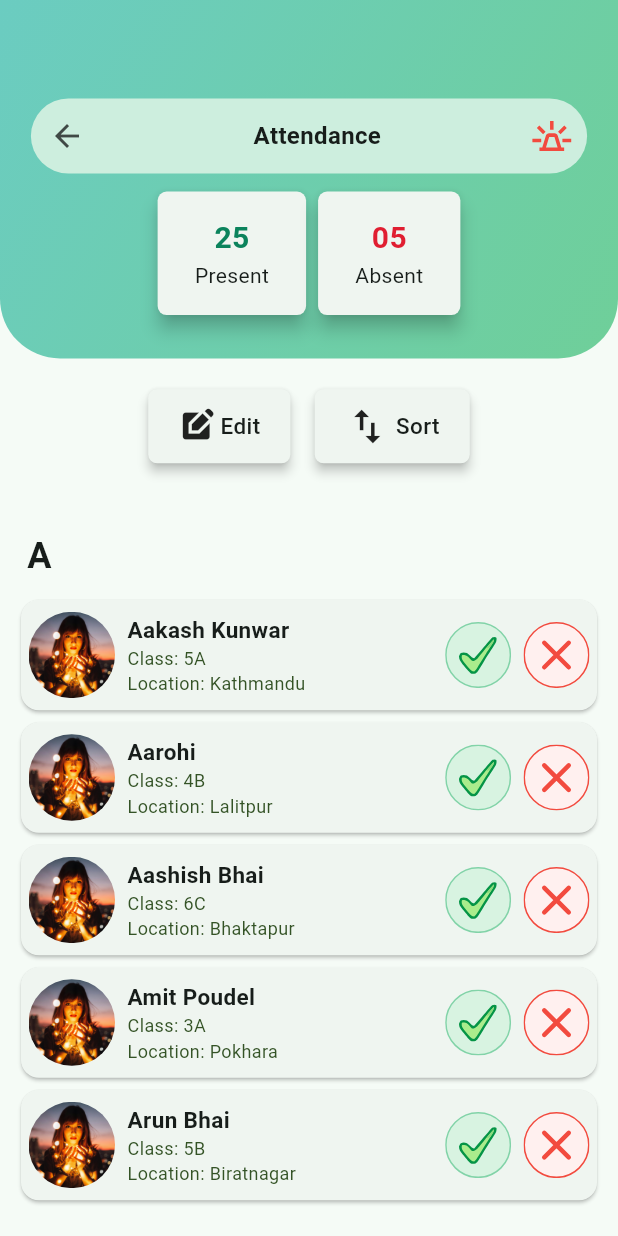
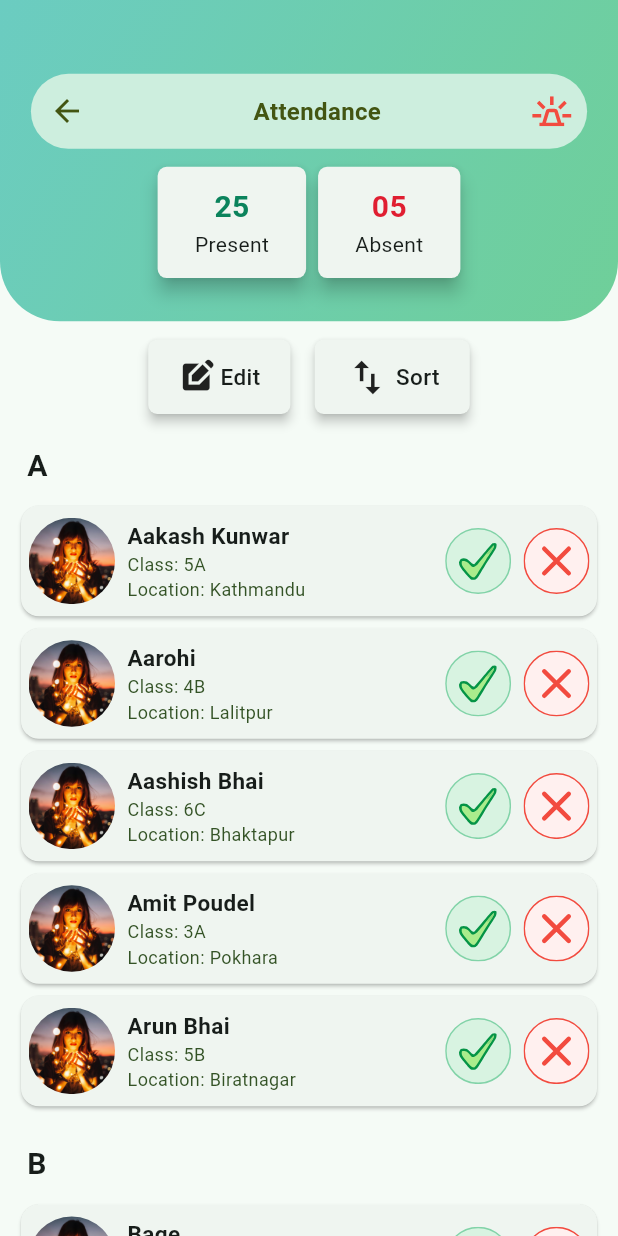
Before and after one commit to webstudioflutter/sms-driver, a Flutter app: the screen it shows after launch, after a tap on "Attendance", on a phone screen of 412 x 824 dp. Run offline on Flutter 3.47's test engine with Material 3 defaults, Android fonts, the phone set to English and light mode, and no system bars; our stand-ins replace dotted_border, flutter_map, flutter_svg, image_picker, latlong2; network calls fail.

Commit message:
fixes ui

```diff
--- a/lib/core/color_constant.dart
+++ b/lib/core/color_constant.dart
@@ -2,4 +2,5 @@ import 'package:flutter/material.dart';
 
 const Color primaryColor = Color(0xff4cb495);
 const Color secondaryColor = Color(0xffd8f3e1);
+const Color pageTitleColor = Color(0xff435512);
 // const Color secondaryColor = Colors.yellow;
--- a/lib/core/widgets/page_title_bar.dart
+++ b/lib/core/widgets/page_title_bar.dart
@@ -1,3 +1,4 @@
+import 'package:driver_app/core/color_constant.dart';
 import 'package:flutter/material.dart';
 
 class PageTitleBar extends StatelessWidget {
@@ -5,15 +6,14 @@ class PageTitleBar extends StatelessWidget {
   final IconData? firstIcon;
   final VoidCallback? firstIconAction;
   final VoidCallback? lastIconAction;
-  final Widget
-      lastWidget; // The last widget can be an icon or anything you want.
+  final Widget lastWidget;
 
   const PageTitleBar({
     super.key,
     this.title, // Title passed as a parameter
     this.firstIcon =
         Icons.arrow_back, // Default icon for the first button (back button)
-    this.lastIconAction,
+    this.lastIconAction, // Action for the last icon
     this.firstIconAction, // Action for the first icon (optional)
     this.lastWidget = const Icon(Icons
         .notifications_active_outlined), // Default last widget (notification icon)
@@ -38,25 +38,29 @@ class PageTitleBar extends StatelessWidget {
               onPressed: firstIconAction ??
                   () => Navigator.pop(
                       context), // Default action is to pop the page
-              icon: Icon(firstIcon),
+              icon: Icon(
+                firstIcon,
+                color: pageTitleColor,
               ),
-            const Spacer(), // Adds space between the widgets
-            // Title Text
-            Align(
-              alignment: Alignment.center,
-              child: Text(
+            ),
+            const Spacer(),
+
+            Text(
               title ?? "",
               style: const TextStyle(
                 fontSize: 16,
                 fontWeight: FontWeight.w600,
+                color: pageTitleColor,
               ),
             ),
-            ),
-            const Spacer(), // Adds space between the title and last widget
+            const Spacer(),
             // Last Widget (e.g., notification icon)
             Padding(
               padding: const EdgeInsets.only(right: 10.0),
+              child: GestureDetector(
+                onTap: lastIconAction,
                 child: lastWidget,
+              ),
             ),
           ],
         ),
--- a/lib/screen/dashboard/attendance/attendance.dart
+++ b/lib/screen/dashboard/attendance/attendance.dart
@@ -1,6 +1,7 @@
 // lib/attendance.dart
 import 'package:driver_app/core/utils/util.dart';
 import 'package:driver_app/core/widgets/page_title_bar.dart';
+import 'package:driver_app/screen/emergency/emergency_main.dart';
 import 'package:flutter/material.dart';
 import 'package:flutter_svg/svg.dart';
 
@@ -108,12 +109,12 @@ class _AttendanceState extends State<Attendance> {
     return Scaffold(
       appBar: PreferredSize(
         preferredSize:
-            Size.fromHeight(MediaQuery.sizeOf(context).height * 0.29),
+            Size.fromHeight(MediaQuery.sizeOf(context).height * 0.26),
         child: Stack(
           clipBehavior: Clip.none,
           children: [
             Container(
-              height: MediaQuery.sizeOf(context).height * 0.29,
+              height: MediaQuery.sizeOf(context).height * 0.26,
               decoration: const BoxDecoration(
                   gradient: LinearGradient(
                     colors: [Color(0xff6bccc1), Color(0xff6fcf99)],
@@ -125,7 +126,7 @@ class _AttendanceState extends State<Attendance> {
                       bottomRight: Radius.circular(40))),
             ),
             Positioned(
-              top: MediaQuery.sizeOf(context).height * 0.07,
+              top: MediaQuery.sizeOf(context).height * 0.05,
               right: 10,
               left: 10,
               child: Column(
@@ -133,6 +134,13 @@ class _AttendanceState extends State<Attendance> {
                   PageTitleBar(
                     firstIconAction: () {
                       Navigator.pop(context);
+                    },
+                    lastIconAction: () {
+                      Navigator.push(
+                          context,
+                          MaterialPageRoute(
+                            builder: (context) => EmergencyMain(),
+                          ));
                     },
                     title: 'Attendance',
                     firstIcon: Icons.arrow_back,
@@ -152,7 +160,7 @@ class _AttendanceState extends State<Attendance> {
                           padding: EdgeInsets.symmetric(
                             horizontal: getWidth(context) * 0.06,
                           ),
-                          height: getHeight(context) * 0.1,
+                          height: getHeight(context) * 0.09,
                           child: const Column(
                             mainAxisAlignment: MainAxisAlignment.center,
                             children: [
@@ -177,7 +185,7 @@ class _AttendanceState extends State<Attendance> {
                           padding: EdgeInsets.symmetric(
                             horizontal: getWidth(context) * 0.06,
                           ),
-                          height: getHeight(context) * 0.1,
+                          height: getHeight(context) * 0.09,
                           child: const Column(
                             mainAxisAlignment: MainAxisAlignment.center,
                             children: [
@@ -205,7 +213,7 @@ class _AttendanceState extends State<Attendance> {
         padding: const EdgeInsets.symmetric(horizontal: 10.0),
         child: Column(
           children: [
-            SizedBox(height: getHeight(context) * 0.02),
+            SizedBox(height: getHeight(context) * 0.01),
             Row(
               mainAxisAlignment: MainAxisAlignment.center,
               children: [
@@ -263,7 +271,7 @@ class _AttendanceState extends State<Attendance> {
                 ),
               ],
             ),
-            SizedBox(height: getHeight(context) * 0.04),
+            SizedBox(height: getHeight(context) * 0.01),
             Expanded(
               child: ListView.builder(
                 itemCount: contacts.length,
@@ -278,7 +286,7 @@ class _AttendanceState extends State<Attendance> {
                         child: Text(
                           letter,
                           style: const TextStyle(
-                            fontSize: 24,
+                            fontSize: 20,
                             fontWeight: FontWeight.bold,
                           ),
                         ),
--- a/lib/screen/dashboard/home_page.dart
+++ b/lib/screen/dashboard/home_page.dart
@@ -6,6 +6,7 @@ import 'package:driver_app/screen/dashboard/attendance/attendance.dart';
 import 'package:driver_app/screen/dashboard/home_drawer.dart';
 import 'package:driver_app/screen/dashboard/report-issue/report_issue.dart';
 import 'package:driver_app/screen/dashboard/student-list/student_list.dart';
+import 'package:driver_app/screen/emergency/emergency_main.dart';
 import 'package:driver_app/screen/fuel/fuel_tracking.dart';
 import 'package:driver_app/screen/location/bus_route_main.dart';
 import 'package:driver_app/screen/servicing/servicing_main.dart';
@@ -21,14 +22,12 @@ class HomePage extends StatefulWidget {
 
 class _HomePageState extends State<HomePage> {
   final GlobalKey<ScaffoldState> _scaffoldKey = GlobalKey<ScaffoldState>();
-  // final TextEditingController _searchController = TextEditingController();
   final TextEditingController _routeController = TextEditingController();
 
   @override
   Widget build(BuildContext context) {
     return Scaffold(
-      resizeToAvoidBottomInset:
-          true, // This ensures the UI resizes when the keyboard appears
+      resizeToAvoidBottomInset: true,
       key: _scaffoldKey,
       drawer: const HomePageDrawer(),
       appBar: _appBarContent(context),
@@ -36,16 +35,17 @@ class _HomePageState extends State<HomePage> {
         padding: EdgeInsets.only(
           left: 16.0,
           right: 16.0,
-          top: 60.0,
+          top: getHeight(context) * 0.02,
         ),
         child: Column(
           mainAxisSize: MainAxisSize.min,
           crossAxisAlignment: CrossAxisAlignment.start,
           children: [
+            SizedBox(height: getHeight(context) * 0.02),
             _fuelLevelContent(),
-            SizedBox(height: MediaQuery.sizeOf(context).height * 0.02),
+            SizedBox(height: getHeight(context) * 0.02),
             _servicingDateContent(context),
-            SizedBox(height: MediaQuery.sizeOf(context).height * 0.02),
+            SizedBox(height: getHeight(context) * 0.02),
             const Text(
               'Quick Access',
               style: TextStyle(
@@ -57,6 +57,164 @@ class _HomePageState extends State<HomePage> {
             _quickAccessItems(context),
           ],
         ),
+      ),
+    );
+  }
+
+  PreferredSize _appBarContent(BuildContext context) {
+    return PreferredSize(
+      preferredSize: Size.fromHeight(getHeight(context) * 0.35),
+      child: Stack(
+        clipBehavior: Clip.none,
+        children: [
+          ClipPath(
+            clipper: BottomClipper(), // Custom clipper for specific clipping
+            child: Container(
+              height: getHeight(context) * 0.3,
+              decoration: const BoxDecoration(
+                gradient: LinearGradient(
+                  colors: [Color(0xff59CDDA), Color(0xff60BF8F)],
+                  begin: Alignment.topLeft,
+                  end: Alignment.bottomRight,
+                ),
+                // borderRadius: BorderRadius.only(
+                //     bottomLeft: Radius.circular(40),
+                //     bottomRight: Radius.circular(40)),
+              ),
+            ),
+          ),
+          Positioned(
+            top: MediaQuery.sizeOf(context).height * 0.035,
+            left: 10,
+            right: 10,
+            child: Column(
+              mainAxisAlignment: MainAxisAlignment.center,
+              crossAxisAlignment: CrossAxisAlignment.center,
+              children: [
+                Padding(
+                  padding: const EdgeInsets.all(8.0),
+                  child: Container(
+                    height: 50,
+                    decoration: const BoxDecoration(
+                        color: Color(0xffcdeede),
+                        borderRadius: BorderRadius.all(Radius.circular(25))),
+                    child: Padding(
+                      padding: const EdgeInsets.symmetric(horizontal: 16.0),
+                      child: Row(
+                        children: [
+                          GestureDetector(
+                            onTap: () {
+                              _scaffoldKey.currentState?.openDrawer();
+                            },
+                            child: SvgPicture.asset(
+                              'assets/svg_images/menu.svg',
+                              height: 30,
+                            ),
+                          ),
+                          const Spacer(),
+                          GestureDetector(
+                            onTap: () {
+                              Navigator.push(
+                                  context,
+                                  MaterialPageRoute(
+                                    builder: (context) => EmergencyMain(),
+                                  ));
+                            },
+                            child: SvgPicture.asset(
+                              'assets/svg_images/notification.svg',
+                              height: 20,
+                            ),
+                          ),
+                        ],
+                      ),
+                    ),
+                  ),
+                ),
+                SizedBox(height: 10),
+                SizedBox(
+                  height: getHeight(context) * 0.17,
+                  child: Card(
+                    color: const Color(0xffd8f3e1),
+                    margin: EdgeInsets.symmetric(
+                      horizontal: getWidth(context) * 0.021,
+                    ),
+                    child: Padding(
+                      padding: EdgeInsets.symmetric(
+                        horizontal: getWidth(context) * 0.07,
+                      ),
+                      child: Row(
+                        mainAxisAlignment: MainAxisAlignment.spaceAround,
+                        children: [
+                          ClipOval(
+                            child: Image.asset(
+                              'assets/images/fake_profile.jpg',
+                              height: 100,
+                              width: 100,
+                              fit: BoxFit.cover,
+                            ),
+                          ),
+                          Column(
+                            mainAxisAlignment: MainAxisAlignment.center,
+                            crossAxisAlignment: CrossAxisAlignment.center,
+                            children: [
+                              const Text(
+                                'Lal Bahadur Ojha',
+                                style: TextStyle(
+                                  fontSize: 16,
+                                  fontWeight: FontWeight.w400,
+                                  color: Color(0xff221F1F),
+                                  height: 1.2,
+                                ),
+                              ),
+                              SizedBox(height: getHeight(context) * 0.01),
+                              const Padding(
+                                padding: EdgeInsets.only(left: 5.0),
+                                child: Text(
+                                  'Bus No:Ba2 cha 9820',
+                                  style: TextStyle(
+                                    fontSize: 14,
+                                    fontWeight: FontWeight.w400,
+                                    color: Color(0xff221F1F),
+                                    height: 1.2,
+                                  ),
+                                ),
+                              ),
+                              SizedBox(height: getHeight(context) * 0.01),
+                              GestureDetector(
+                                onTap: () {
+                                  _openModalBottomSheetForStartRoute(context);
+                                },
+                                child: Container(
+                                  width: getWidth(context) * 0.4,
+                                  height: 40,
+                                  padding: const EdgeInsets.symmetric(
+                                      vertical: 8, horizontal: 12),
+                                  decoration: BoxDecoration(
+                                    color: const Color(0xffff6448),
+                                    borderRadius: BorderRadius.circular(12),
+                                  ),
+                                  child: const Center(
+                                    child: Text(
+                                      'Start Route',
+                                      style: TextStyle(
+                                          color: Color(0xffFEFEFE),
+                                          fontSize: 16,
+                                          fontWeight: FontWeight.w400),
+                                    ),
+                                  ),
+                                ),
+                              ),
+                            ],
+                          )
+                        ],
+                      ),
+                    ),
+                  ),
+                ),
+              ],
+            ),
+          ),
+        ],
       ),
     );
   }
@@ -232,25 +390,6 @@ class _HomePageState extends State<HomePage> {
             ),
           ],
         ),
-        // SizedBox(
-        //   height: 10,
-        //   child: ListView.builder(
-        //     scrollDirection: Axis.horizontal,
-        //     itemCount: 6,
-        //     itemBuilder: (context, index) {
-        //       return Padding(
-        //         padding: const EdgeInsets.symmetric(horizontal: 2.5),
-        //         child: Container(
-        //           height: 10,
-        //           width: 50,
-        //           decoration: BoxDecoration(
-        //               borderRadius: BorderRadius.circular(8),
-        //               color: const Color(0xff60bf8f)),
-        //         ),
-        //       );
-        //     },
-        //   ),
-        // ),
         SizedBox(height: getHeight(context) * 0.01),
         SizedBox(
           height: 10,
@@ -281,151 +420,6 @@ class _HomePageState extends State<HomePage> {
           ),
         ),
       ],
-    );
-  }
-
-  PreferredSize _appBarContent(BuildContext context) {
-    return PreferredSize(
-      preferredSize: Size.fromHeight(250),
-      child: Stack(
-        clipBehavior: Clip.none,
-        children: [
-          Container(
-            height: MediaQuery.sizeOf(context).height * 0.25,
-            decoration: const BoxDecoration(
-                gradient: LinearGradient(
-                  colors: [Color(0xff59CDDA), Color(0xff60BF8F)],
-                  begin: Alignment.topLeft,
-                  end: Alignment.bottomRight,
-                ),
-                borderRadius: BorderRadius.only(
-                    bottomLeft: Radius.circular(40),
-                    bottomRight: Radius.circular(40))),
-          ),
-          Positioned(
-            top: MediaQuery.sizeOf(context).height * 0.035,
-            left: 10,
-            right: 10,
-            child: Column(
-              mainAxisAlignment: MainAxisAlignment.center,
-              crossAxisAlignment: CrossAxisAlignment.center,
-              children: [
-                Padding(
-                  padding: const EdgeInsets.all(8.0),
-                  child: Container(
-                    height: 50,
-                    decoration: const BoxDecoration(
-                        color: Color(0xffcdeede),
-                        borderRadius: BorderRadius.all(Radius.circular(25))),
-                    child: Padding(
-                      padding: const EdgeInsets.symmetric(horizontal: 16.0),
-                      child: Row(
-                        children: [
-                          GestureDetector(
-                            onTap: () {
-                              _scaffoldKey.currentState?.openDrawer();
-                            },
-                            child: SvgPicture.asset(
-                              'assets/svg_images/menu.svg',
-                              height: 30,
-                            ),
-                          ),
-                          const Spacer(),
-                          SvgPicture.asset(
-                            'assets/svg_images/notification.svg',
-                            height: 20,
-                          ),
-                        ],
-                      ),
-                    ),
-                  ),
-                ),
-                SizedBox(height: 10),
-                SizedBox(
-                  height: getHeight(context) * 0.17,
-                  child: Card(
-                    color: const Color(0xffd8f3e1),
-                    margin: EdgeInsets.symmetric(
-                      horizontal: getWidth(context) * 0.021,
-                    ),
-                    child: Padding(
-                      padding: EdgeInsets.symmetric(
-                        horizontal: getWidth(context) * 0.07,
-                      ),
-                      child: Row(
-                        mainAxisAlignment: MainAxisAlignment.spaceAround,
-                        children: [
-                          ClipOval(
-                            child: Image.asset(
-                              'assets/images/fake_profile.jpg',
-                              height: 100,
-                              width: 100,
-                              fit: BoxFit.cover,
-                            ),
-                          ),
-                          Column(
-                            mainAxisAlignment: MainAxisAlignment.center,
-                            crossAxisAlignment: CrossAxisAlignment.center,
-                            children: [
-                              const Text(
-                                'Lal Bahadur Ojha',
-                                style: TextStyle(
-                                  fontSize: 16,
-                                  fontWeight: FontWeight.w400,
-                                  color: Color(0xff221F1F),
-                                  height: 1.2,
-                                ),
-                              ),
-                              SizedBox(height: getHeight(context) * 0.01),
-                              const Padding(
-                                padding: EdgeInsets.only(left: 5.0),
-                                child: Text(
-                                  'Bus No:Ba2 cha 9820',
-                                  style: TextStyle(
-                                    fontSize: 14,
-                                    fontWeight: FontWeight.w400,
-                                    color: Color(0xff221F1F),
-                                    height: 1.2,
-                                  ),
-                                ),
-                              ),
-                              SizedBox(height: getHeight(context) * 0.01),
-                              InkWell(
-                                onTap: () {
-                                  _openModalBottomSheetForStartRoute(context);
-                                },
-                                child: Container(
-                                  width: getWidth(context) * 0.4,
-                                  height: 40,
-                                  padding: const EdgeInsets.symmetric(
-                                      vertical: 8, horizontal: 12),
-                                  decoration: BoxDecoration(
-                                    color: const Color(0xffff6448),
-                                    borderRadius: BorderRadius.circular(12),
-                                  ),
-                                  child: const Center(
-                                    child: Text(
-                                      'Start Route',
-                                      style: TextStyle(
-                                          color: Color(0xffFEFEFE),
-                                          fontSize: 16,
-                                          fontWeight: FontWeight.w400),
-                                    ),
-                                  ),
-                                ),
-                              ),
-                            ],
-                          )
-                        ],
-                      ),
-                    ),
-                  ),
-                ),
-              ],
-            ),
-          ),
-        ],
-      ),
     );
   }
 
@@ -636,3 +630,64 @@ Widget buildStdQuickAccessItem(
     ),
   );
 }
+
+// class BottomClipper extends CustomClipper<Path> {
+//   @override
+//   Path getClip(Size size) {
+//     final path = Path();
+//     path.lineTo(
+//       0,
+//       size.height * 0.75,
+//     ); // Adjust this factor to clip more or less
+//     path.quadraticBezierTo(
+//       size.width / 2, // Control point (x)
+//       size.height, // Control point (y)
+//       size.width, // End point (x)
+//       size.height * 0.75, // Adjust to match the start point's Y
+//     );
+//     path.lineTo(size.width, 0);
+//     path.close();
+//     return path;
+//   }
+
+//   @override
+//   bool shouldReclip(CustomClipper<Path> oldClipper) {
+//     return false;
+//   }
+// }
+class BottomClipper extends CustomClipper<Path> {
+  @override
+  Path getClip(Size size) {
+    final path = Path();
+
+    // Starting point
+    path.lineTo(0, size.height * 0.75);
+
+    // Left rounded corner
+    path.arcToPoint(
+      Offset(40, size.height * 0.75),
+      radius: Radius.circular(40),
+      clockwise: false,
+    );
+
+    // Bottom middle
+    path.lineTo(size.width - 40, size.height * 0.75);
+
+    // Right rounded corner
+    path.arcToPoint(
+      Offset(size.width, size.height * 0.75),
+      radius: Radius.circular(40),
+      clockwise: false,
+    );
+
+    // Ending point
+    path.lineTo(size.width, 0);
+    path.close();
+    return path;
+  }
+
+  @override
+  bool shouldReclip(CustomClipper<Path> oldClipper) {
+    return false;
+  }
+}
--- a/lib/screen/dashboard/profile/widgets/myaccount_user_info.dart
+++ b/lib/screen/dashboard/profile/widgets/myaccount_user_info.dart
@@ -1,3 +1,4 @@
+import 'package:driver_app/core/utils/util.dart';
 import 'package:flutter/material.dart';
 
 class UserInfoRow extends StatelessWidget {
@@ -9,7 +10,7 @@ class UserInfoRow extends StatelessWidget {
 
   const UserInfoRow({
     super.key,
-    this.leadingIcon = Icons.person_3_outlined,
+    this.leadingIcon = Icons.person_2_outlined,
     required this.title,
     required this.subtitle,
     this.suffixIcon,
@@ -21,7 +22,7 @@ class UserInfoRow extends StatelessWidget {
     return Row(
       children: [
         Icon(leadingIcon, color: const Color(0xff60bf8f)),
-        SizedBox(width: MediaQuery.of(context).size.width * 0.02),
+        SizedBox(width: getWidth(context) * 0.05),
         Column(
           crossAxisAlignment: CrossAxisAlignment.start,
           children: [
@@ -29,6 +30,7 @@ class UserInfoRow extends StatelessWidget {
               title,
               style: const TextStyle(fontSize: 12, color: Color(0xffbfbfbf)),
             ),
+            SizedBox(height: 2),
             Text(
               subtitle,
               style: const TextStyle(fontSize: 14, color: Color(0xff545454)),
```
Also changed, not shown: lib/core/widgets/FileUploadedWidget.dart (+39 -6 lines), lib/core/widgets/custom_app_bar.dart (+6 -2 lines), lib/screen/dashboard/profile/my_account.dart (+17 -11 lines), lib/screen/dashboard/profile/profile_page.dart (+8 -8 lines), lib/screen/dashboard/student-list/student_list.dart (+16 -7 lines), assets/svg_images/delete_confirm.svg (added). Lines whose indentation alone changed are shown as unchanged.
